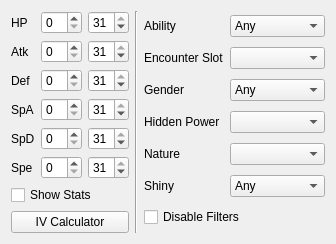
Qt form Source/Form/Controls/Filter.ui (Admiral-Fish/PokeFinder) before a commit.
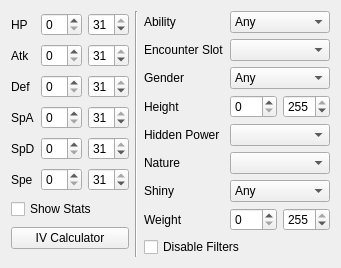
The same form after that commit. Custom widgets are drawn as their Qt base class.

Commit message:
Add height/weight filtering
Fixes #465

```diff
--- a/Source/Form/Controls/Filter.ui
+++ b/Source/Form/Controls/Filter.ui
@@ -189,7 +189,7 @@
        </property>
       </widget>
      </item>
-     <item row="0" column="1">
+     <item row="0" column="1" colspan="2">
       <widget class="ComboBox" name="comboBoxAbility">
        <item>
         <property name="text">
@@ -215,7 +215,7 @@
        </property>
       </widget>
      </item>
-     <item row="1" column="1">
+     <item row="1" column="1" colspan="2">
       <widget class="CheckList" name="checkListEncounterSlot"/>
      </item>
      <item row="2" column="0">
@@ -225,7 +225,7 @@
        </property>
       </widget>
      </item>
-     <item row="2" column="1">
+     <item row="2" column="1" colspan="2">
       <widget class="ComboBox" name="comboBoxGender">
        <item>
         <property name="text">
@@ -245,33 +245,57 @@
       </widget>
      </item>
      <item row="3" column="0">
+      <widget class="QLabel" name="labelHeight">
+       <property name="text">
+        <string>Height</string>
+       </property>
+      </widget>
+     </item>
+     <item row="3" column="1">
+      <widget class="QSpinBox" name="spinBoxHeightMin">
+       <property name="maximum">
+        <number>255</number>
+       </property>
+      </widget>
+     </item>
+     <item row="3" column="2">
+      <widget class="QSpinBox" name="spinBoxHeightMax">
+       <property name="maximum">
+        <number>255</number>
+       </property>
+       <property name="value">
+        <number>255</number>
+       </property>
+      </widget>
+     </item>
+     <item row="4" column="0">
       <widget class="QLabel" name="labelHiddenPower">
        <property name="text">
         <string>Hidden Power</string>
        </property>
       </widget>
      </item>
-     <item row="3" column="1">
+     <item row="4" column="1" colspan="2">
       <widget class="CheckList" name="checkListHiddenPower"/>
      </item>
-     <item row="4" column="0">
+     <item row="5" column="0">
       <widget class="QLabel" name="labelNature">
        <property name="text">
         <string>Nature</string>
        </property>
       </widget>
      </item>
-     <item row="4" column="1">
+     <item row="5" column="1" colspan="2">
       <widget class="CheckList" name="checkListNature"/>
      </item>
-     <item row="5" column="0">
+     <item row="6" column="0">
       <widget class="QLabel" name="labelShiny">
        <property name="text">
         <string>Shiny</string>
        </property>
       </widget>
      </item>
-     <item row="5" column="1">
+     <item row="6" column="1" colspan="2">
       <widget class="ComboBox" name="comboBoxShiny">
        <item>
         <property name="text">
@@ -295,7 +319,31 @@
        </item>
       </widget>
      </item>
-     <item row="6" column="0" colspan="2">
+     <item row="7" column="0">
+      <widget class="QLabel" name="labelWeight">
+       <property name="text">
+        <string>Weight</string>
+       </property>
+      </widget>
+     </item>
+     <item row="7" column="1">
+      <widget class="QSpinBox" name="spinBoxWeightMin">
+       <property name="maximum">
+        <number>255</number>
+       </property>
+      </widget>
+     </item>
+     <item row="7" column="2">
+      <widget class="QSpinBox" name="spinBoxWeightMax">
+       <property name="maximum">
+        <number>255</number>
+       </property>
+       <property name="value">
+        <number>255</number>
+       </property>
+      </widget>
+     </item>
+     <item row="8" column="0" colspan="3">
       <widget class="QCheckBox" name="checkBoxDisableFilters">
        <property name="text">
         <string>Disable Filters</string>
```
Left out of the diff: 27 changed lines with no effect on the pictures. The commit also changes 51 other files.
